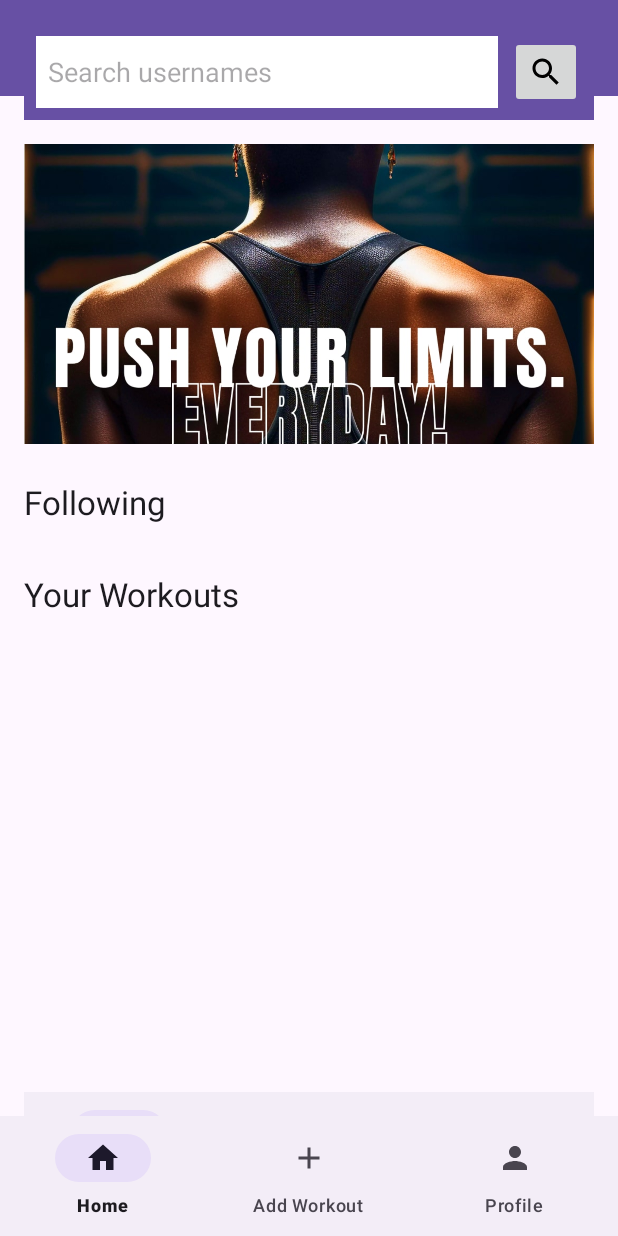
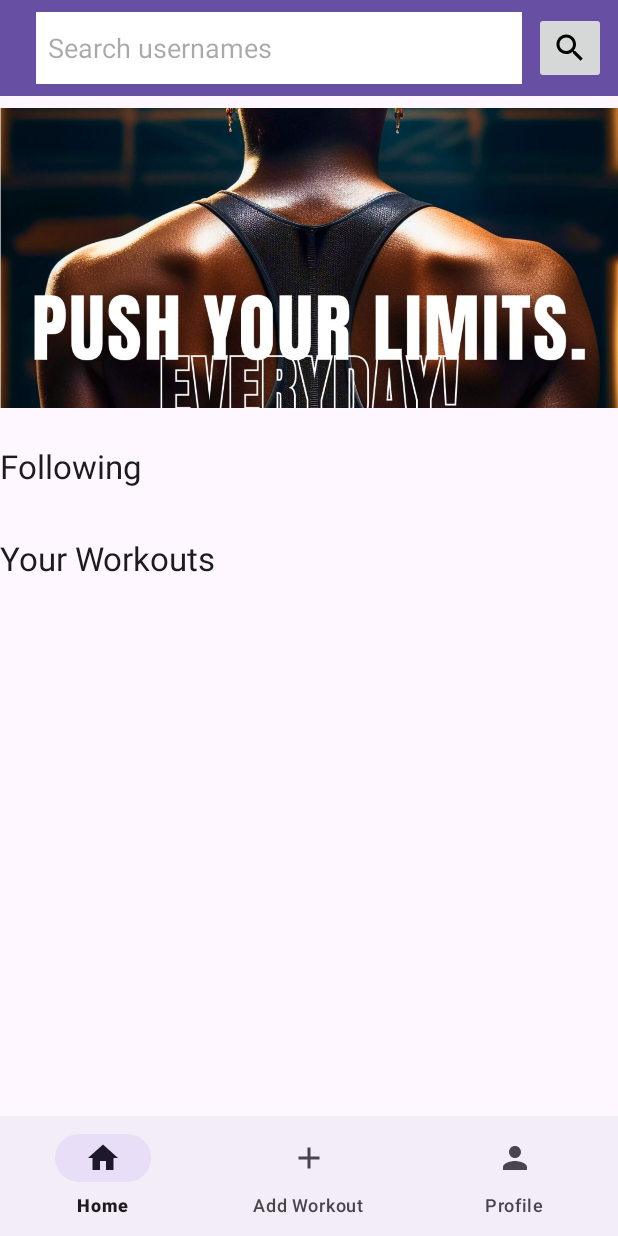
Before and after one commit to NoahPetersen38/CS407-Final-GymBuddy, an Android app: the HomeScreen screen opened through its navigation route, on a phone screen of 412 x 824 dp. Run offline under Robolectric (Android 15) with nearby library versions, the phone set to English and light mode, and no system bars; our stand-ins replace Room's generated code, navigation-ui.

Commit message:
restructured home screen

```diff
--- a/app/src/main/res/layout/fragment_home_screen.xml
+++ b/app/src/main/res/layout/fragment_home_screen.xml
@@ -4,31 +4,23 @@
     xmlns:app="http://schemas.android.com/apk/res-auto"
     android:layout_width="match_parent"
     android:layout_height="match_parent"
-    android:padding="16dp"
     tools:context=".HomeScreen">
 
-    <!-- Top App Bar -->
+    <!-- Top App Bar with Search Bar -->
     <com.google.android.material.appbar.MaterialToolbar
         android:id="@+id/toolbar"
         android:layout_width="match_parent"
         android:layout_height="wrap_content"
         android:background="?attr/colorPrimary"
-        app:popupTheme="@style/ThemeOverlay.AppCompat.Light" />
+        app:popupTheme="@style/ThemeOverlay.AppCompat.Light">
 
-    <!-- Content Layout -->
-    <LinearLayout
-        android:layout_width="match_parent"
-        android:layout_height="match_parent"
-        android:orientation="vertical"
-        android:layout_marginBottom="56dp"> <!-- Leave space for bottom navigation -->
-
-        <!-- Search bar -->
+        <!-- Search Bar inside the App Bar -->
         <LinearLayout
             android:layout_width="match_parent"
             android:layout_height="wrap_content"
             android:orientation="horizontal"
             android:padding="8dp"
-            android:layout_marginBottom="16dp">
+            android:layout_gravity="center">
 
             <EditText
                 android:id="@+id/search_bar"
@@ -38,23 +30,34 @@
                 android:hint="@string/search_usernames"
                 android:inputType="text"
                 android:background="@color/design_default_color_background"
-                android:padding="8dp" />
+                android:padding="8dp"
+                android:textColor="@android:color/black"/>
 
             <ImageButton
                 android:id="@+id/search_button"
-                android:layout_width="wrap_content"
+                android:layout_width="48dp"
                 android:layout_height="48dp"
                 android:src="@drawable/ic_search"
                 android:contentDescription="@string/search"
                 android:layout_marginStart="8dp" />
         </LinearLayout>
 
+    </com.google.android.material.appbar.MaterialToolbar>
+
+    <!-- Content Layout -->
+    <LinearLayout
+        android:layout_width="match_parent"
+        android:layout_height="match_parent"
+        android:orientation="vertical"
+        android:layout_marginTop="56dp"> <!-- Space for the app bar -->
+
         <!-- Scrollable Content -->
         <ScrollView
             android:layout_width="match_parent"
             android:layout_height="0dp"
             android:layout_weight="1"
-            android:fillViewport="true">
+            android:fillViewport="true"
+            android:layout_marginTop="16dp"> <!-- Add space above the content -->
 
             <LinearLayout
                 android:layout_width="match_parent"
@@ -76,7 +79,7 @@
                     android:id="@+id/following_section_title"
                     android:layout_width="match_parent"
                     android:layout_height="wrap_content"
-                    android:text="Following"
+                    android:text="@string/following"
                     android:textAppearance="@style/TextAppearance.AppCompat.Large"
                     android:layout_marginBottom="8dp" />
 
@@ -92,7 +95,7 @@
                     android:id="@+id/your_workouts_section_title"
                     android:layout_width="match_parent"
                     android:layout_height="wrap_content"
-                    android:text="Your Workouts"
+                    android:text="@string/your_workouts"
                     android:textAppearance="@style/TextAppearance.AppCompat.Large"
                     android:layout_marginBottom="8dp" />
 
```
